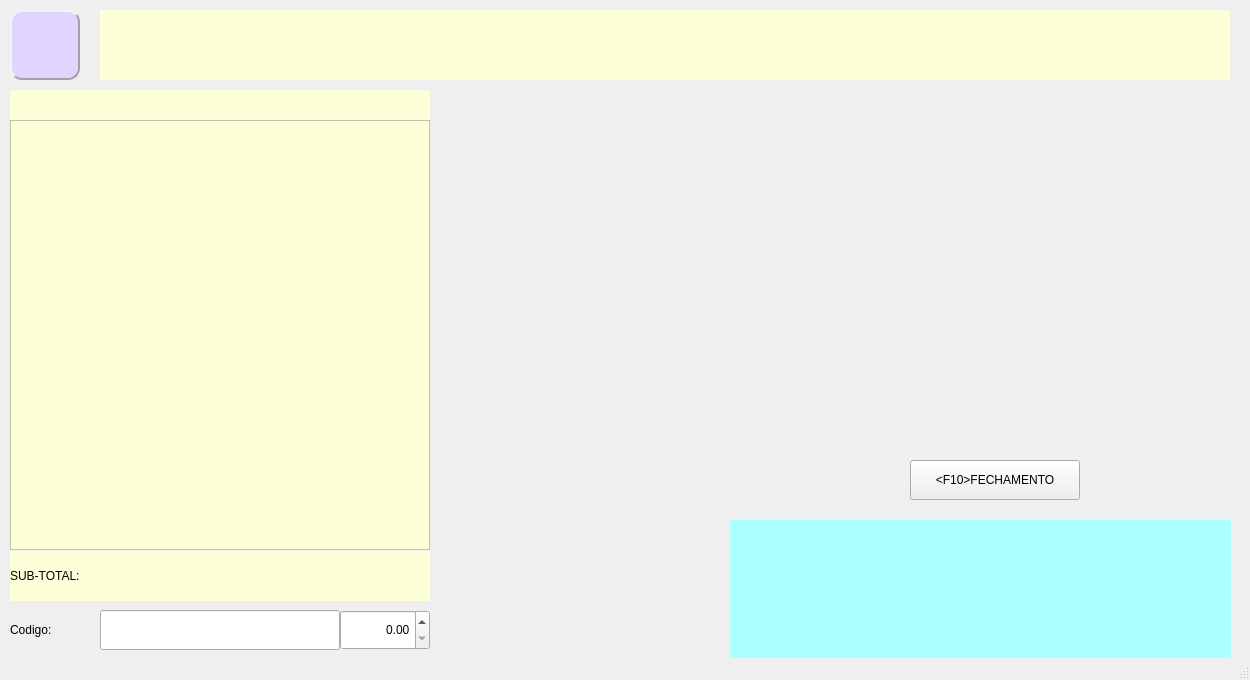
Before: the Qt Designer form telas/venda_pdv.ui in htisistema/SISCOM, drawn with Qt 5.
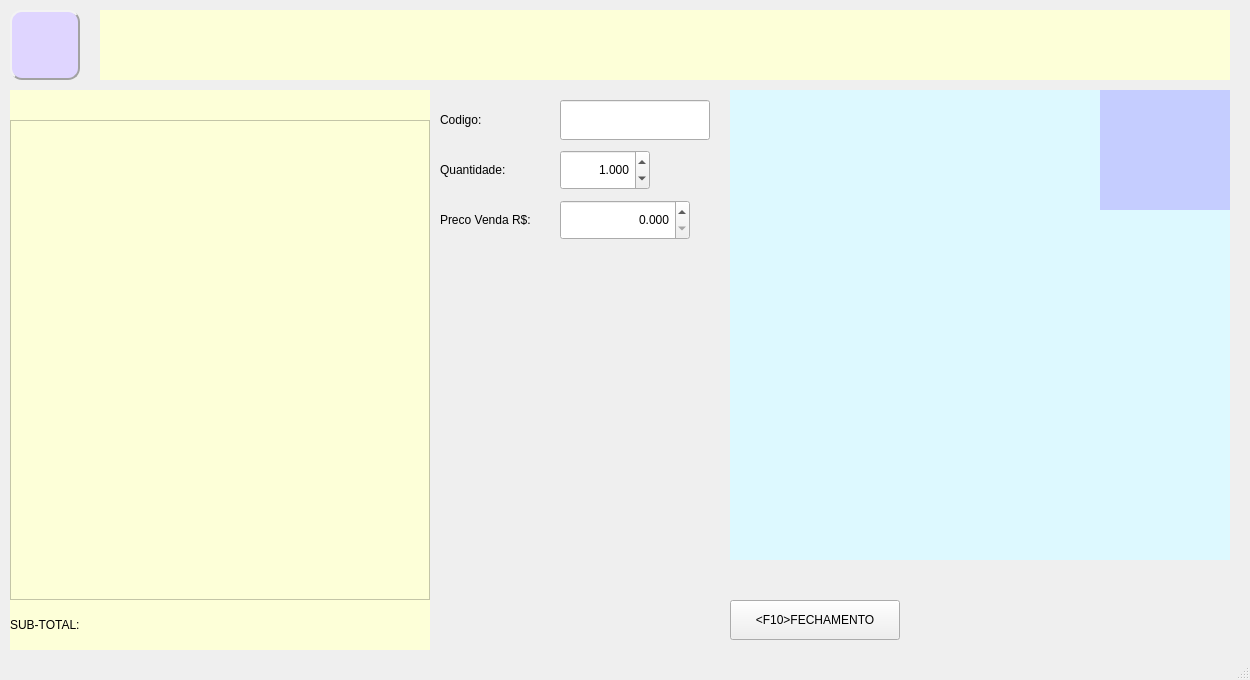
After: the same form once the commit is applied. Icons and pictures are not drawn.

```diff
--- a/telas/venda_pdv.ui
+++ b/telas/venda_pdv.ui
@@ -71,27 +71,11 @@
       <x>730</x>
       <y>90</y>
       <width>500</width>
-      <height>350</height>
+      <height>470</height>
      </rect>
     </property>
     <property name="styleSheet">
-     <string notr="true"/>
-    </property>
-    <property name="text">
-     <string/>
-    </property>
-   </widget>
-   <widget class="QLabel" name="label_3">
-    <property name="geometry">
-     <rect>
-      <x>730</x>
-      <y>520</y>
-      <width>501</width>
-      <height>140</height>
-     </rect>
-    </property>
-    <property name="styleSheet">
-     <string notr="true">background-color: rgb(170, 255, 255);</string>
+     <string notr="true">background-color: rgb(221, 249, 255);</string>
     </property>
     <property name="text">
      <string/>
@@ -103,7 +87,7 @@
       <x>10</x>
       <y>120</y>
       <width>420</width>
-      <height>430</height>
+      <height>480</height>
      </rect>
     </property>
     <property name="styleSheet">
@@ -114,8 +98,8 @@
    <widget class="QPushButton" name="bt_fecha">
     <property name="geometry">
      <rect>
-      <x>910</x>
-      <y>460</y>
+      <x>730</x>
+      <y>600</y>
       <width>170</width>
       <height>40</height>
      </rect>
@@ -127,9 +111,9 @@
    <widget class="QLineEdit" name="mcodigo">
     <property name="geometry">
      <rect>
-      <x>100</x>
-      <y>610</y>
-      <width>240</width>
+      <x>560</x>
+      <y>100</y>
+      <width>150</width>
       <height>40</height>
      </rect>
     </property>
@@ -140,9 +124,9 @@
    <widget class="QLabel" name="label">
     <property name="geometry">
      <rect>
-      <x>10</x>
-      <y>610</y>
-      <width>80</width>
+      <x>440</x>
+      <y>100</y>
+      <width>110</width>
       <height>40</height>
      </rect>
     </property>
@@ -154,7 +138,7 @@
     <property name="geometry">
      <rect>
       <x>10</x>
-      <y>551</y>
+      <y>600</y>
       <width>420</width>
       <height>50</height>
      </rect>
@@ -171,10 +155,10 @@
    <widget class="QLabel" name="logohti">
     <property name="geometry">
      <rect>
-      <x>500</x>
-      <y>500</y>
-      <width>170</width>
-      <height>150</height>
+      <x>1140</x>
+      <y>570</y>
+      <width>90</width>
+      <height>90</height>
      </rect>
     </property>
     <property name="text">
@@ -184,12 +168,15 @@
    <widget class="QLabel" name="usuario">
     <property name="geometry">
      <rect>
-      <x>490</x>
-      <y>130</y>
-      <width>190</width>
-      <height>190</height>
+      <x>1100</x>
+      <y>90</y>
+      <width>130</width>
+      <height>120</height>
      </rect>
     </property>
+    <property name="styleSheet">
+     <string notr="true">background-color: rgb(197, 205, 255);</string>
+    </property>
     <property name="text">
      <string/>
     </property>
@@ -197,10 +184,10 @@
    <widget class="QLabel" name="operador">
     <property name="geometry">
      <rect>
-      <x>490</x>
-      <y>320</y>
-      <width>190</width>
-      <height>30</height>
+      <x>1100</x>
+      <y>210</y>
+      <width>130</width>
+      <height>20</height>
      </rect>
     </property>
     <property name="text">
@@ -227,14 +214,83 @@
    <widget class="QDoubleSpinBox" name="mquantidade">
     <property name="geometry">
      <rect>
-      <x>340</x>
-      <y>610</y>
+      <x>560</x>
+      <y>150</y>
       <width>90</width>
       <height>40</height>
      </rect>
     </property>
     <property name="alignment">
      <set>Qt::AlignRight|Qt::AlignTrailing|Qt::AlignVCenter</set>
+    </property>
+    <property name="decimals">
+     <number>3</number>
+    </property>
+    <property name="minimum">
+     <double>0.001000000000000</double>
+    </property>
+    <property name="maximum">
+     <double>99999.990000000005239</double>
+    </property>
+    <property name="stepType">
+     <enum>QAbstractSpinBox::AdaptiveDecimalStepType</enum>
+    </property>
+    <property name="value">
+     <double>1.000000000000000</double>
+    </property>
+   </widget>
+   <widget class="QLabel" name="label_2">
+    <property name="geometry">
+     <rect>
+      <x>440</x>
+      <y>150</y>
+      <width>110</width>
+      <height>40</height>
+     </rect>
+    </property>
+    <property name="text">
+     <string>Quantidade:</string>
+    </property>
+   </widget>
+   <widget class="QLabel" name="label_3">
+    <property name="geometry">
+     <rect>
+      <x>440</x>
+      <y>200</y>
+      <width>110</width>
+      <height>40</height>
+     </rect>
+    </property>
+    <property name="text">
+     <string>Preco Venda R$:</string>
+    </property>
+   </widget>
+   <widget class="QDoubleSpinBox" name="mpreco_venda">
+    <property name="geometry">
+     <rect>
+      <x>560</x>
+      <y>200</y>
+      <width>130</width>
+      <height>40</height>
+     </rect>
+    </property>
+    <property name="alignment">
+     <set>Qt::AlignRight|Qt::AlignTrailing|Qt::AlignVCenter</set>
+    </property>
+    <property name="decimals">
+     <number>3</number>
+    </property>
+    <property name="minimum">
+     <double>0.000000000000000</double>
+    </property>
+    <property name="maximum">
+     <double>99999.990000000005239</double>
+    </property>
+    <property name="stepType">
+     <enum>QAbstractSpinBox::AdaptiveDecimalStepType</enum>
+    </property>
+    <property name="value">
+     <double>0.000000000000000</double>
     </property>
    </widget>
   </widget>
```
